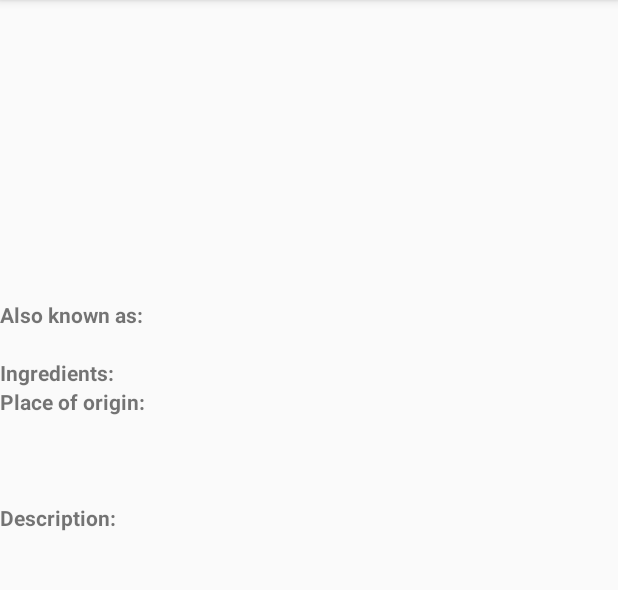
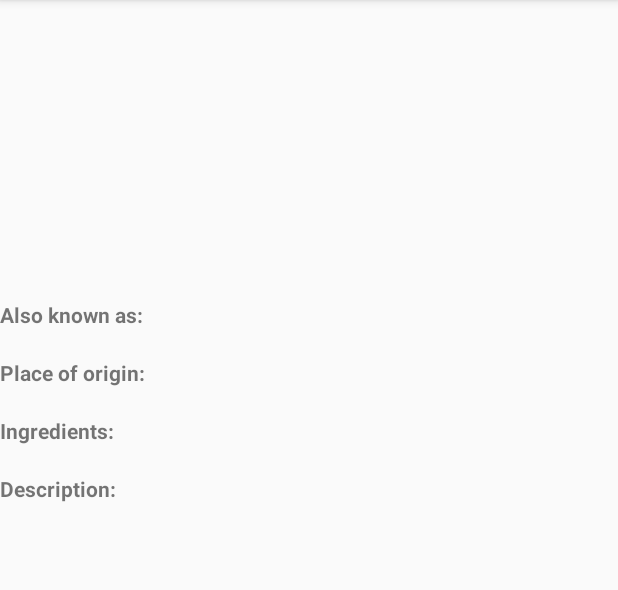
Before and after one commit to zknabdi/sandwich-club-code-master, an Android app: the DetailActivity screen opened directly, with no data from a screen before it, on a phone screen of 412 x 824 dp, the part 84-674 px from its top. Run offline under Robolectric (Android 15) with nearby library versions, the phone set to English and light mode, and no system bars; our stand-ins replace Picasso; 1 statement that could not run was skipped.

```diff
--- a/app/src/main/java/com/udacity/sandwichclub/DetailActivity.java
+++ b/app/src/main/java/com/udacity/sandwichclub/DetailActivity.java
@@ -12,37 +12,38 @@ import com.squareup.picasso.Picasso;
 import com.udacity.sandwichclub.model.Sandwich;
 import com.udacity.sandwichclub.utils.JsonUtils;
 
+import java.util.List;
+
 public class DetailActivity extends AppCompatActivity {
 
     public static final String EXTRA_POSITION = "extra_position";
     private static final int DEFAULT_POSITION = -1;
-    private Sandwich sandwich;
-    // private ImageView imgViewLabel;
-//    private TextView originTv;
-//    private TextView descriptionTv;
-//    private TextView ingredientsTv;
-//    private TextView alsoKnownTv;
-//    private ImageView imageTv;
-//    private TextView detailAlsoKnownAsLabel;
-//    private TextView detailIngredientsLabel;
-//    private TextView detailPlaceOfOriginLabel;
-//    private TextView detailDescriptionLabel;
+
+    private TextView originTv;
+    private TextView descriptionTv;
+    private TextView ingredientsTv;
+    private TextView alsoKnownTv;
+    private ImageView imageTv;
+    private TextView detailAlsoKnownAsLabel;
+    private TextView detailIngredientsLabel;
+    private TextView detailPlaceOfOriginLabel;
+    private TextView detailDescriptionLabel;
 
     @Override
     protected void onCreate(Bundle savedInstanceState) {
         super.onCreate(savedInstanceState);
         setContentView(R.layout.activity_detail);
 
-        ImageView ingredientsIv = findViewById(R.id.image_iv);
-//        originTv = (TextView) findViewById(R.id.origin_tv);
-//        descriptionTv = (TextView) findViewById(R.id.description_tv);
-//        ingredientsTv = (TextView) findViewById(R.id.ingredients_tv);
-//        alsoKnownTv= (TextView) findViewById(R.id.also_known_tv);
-//        imageTv = (ImageView) findViewById(R.id.image_iv);
-//        detailAlsoKnownAsLabel = (TextView) findViewById(R.id.origin_tv);
-//        detailIngredientsLabel = (TextView) findViewById(R.id.origin_tv);
-//        detailPlaceOfOriginLabel = (TextView) findViewById(R.id.origin_tv);
-//        detailDescriptionLabel = (TextView) findViewById(R.id.de)
+        imageTv = findViewById(R.id.image_iv);
+        originTv = (TextView) findViewById(R.id.origin_tv);
+        descriptionTv = (TextView) findViewById(R.id.description_tv);
+        ingredientsTv = (TextView) findViewById(R.id.ingredients_tv);
+        alsoKnownTv = (TextView) findViewById(R.id.also_known_tv);
+
+        detailAlsoKnownAsLabel = (TextView) findViewById(R.id.also_known_as_label);
+        detailIngredientsLabel = (TextView) findViewById(R.id.ingredients_label);
+        detailPlaceOfOriginLabel = (TextView) findViewById(R.id.origin_label);
+        detailDescriptionLabel = (TextView) findViewById(R.id.description_label);
 
 
         Intent intent = getIntent();
@@ -66,12 +67,8 @@ public class DetailActivity extends AppCompatActivity {
             return;
         }
 
-        populateUI();
-        Picasso.with(this)
-                .load(sandwich.getImage())
-                .into(ingredientsIv);
+        populateUI(sandwich);
 
-        setTitle(sandwich.getMainName());
     }
 
     private void closeOnError() {
@@ -79,18 +76,58 @@ public class DetailActivity extends AppCompatActivity {
         Toast.makeText(this, R.string.detail_error_message, Toast.LENGTH_SHORT).show();
     }
 
-    private void populateUI() {
+    private void populateUI(Sandwich sWich) {
+        // Picasso.with(this).load(sWich.getImage()).into(imageTv);
+        Picasso.with(this)
+                .load(sWich.getImage())
+                .into(imageTv);
 
-       // populateUItv(sandwich.getDescription(), R.id.detail_description_label, R.id.description_tv);
+        setTitle(sWich.getMainName());
+        populateUIStringView(sWich);
+
     }
 
-//    private void populateUItv(String detailsPassed, int labelID, int tvID){
-//        TextView textViewTV = (TextView) findViewById(tvID);
-//        if(detailsPassed.isEmpty()){
-//            findViewById(labelID).setVisibility(View.GONE);
-//            textViewTV.setVisibility(View.GONE);
-//        }else{
-//            textViewTV.setText(detailsPassed);
-//        }
-//    }
+    private void populateUIStringView(Sandwich sandwich) {
+        if (sandwich.getPlaceOfOrigin().isEmpty()) {
+            detailPlaceOfOriginLabel.setVisibility(View.GONE);
+            originTv.setVisibility(View.GONE);
+
+        } else {
+            originTv.setText(sandwich.getPlaceOfOrigin());
+        }
+
+        if (sandwich.getDescription().isEmpty()) {
+            detailDescriptionLabel.setVisibility(View.GONE);
+            descriptionTv.setVisibility(View.GONE);
+
+        } else {
+            descriptionTv.setText(sandwich.getDescription());
+        }
+
+        if (sandwich.getAlsoKnownAs().isEmpty()) {
+            detailAlsoKnownAsLabel.setVisibility(View.GONE);
+            alsoKnownTv.setVisibility(View.GONE);
+
+        } else {
+            List<String> alsoListArray = sandwich.getAlsoKnownAs();
+            for (int i = 0; i < alsoListArray.size(); i++) {
+                alsoKnownTv.append(alsoListArray.get(i));
+            }
+        }
+
+        if (sandwich.getIngredients().isEmpty()) {
+            detailIngredientsLabel.setVisibility(View.GONE);
+            ingredientsTv.setVisibility(View.GONE);
+
+        } else {
+            List<String> alsoListArray = sandwich.getIngredients();
+            for (int i = 0; i < alsoListArray.size(); i++) {
+                ingredientsTv.append(alsoListArray.get(i));
+            }
+        }
+
+
+    }
+
+
 }
--- a/app/src/main/res/layout/activity_detail.xml
+++ b/app/src/main/res/layout/activity_detail.xml
@@ -28,9 +28,23 @@
             android:textStyle="bold" />
 
         <TextView
+            android:id="@+id/also_known_tv"
+            android:layout_width="wrap_content"
+            android:layout_height="wrap_content" />
+
+
+
+        <TextView
+            android:id="@+id/origin_label"
+            android:layout_width="wrap_content"
+            android:layout_height="wrap_content"
+            android:text="@string/detail_place_of_origin_label"
+            android:textStyle="bold" />
+        <TextView
             android:id="@+id/origin_tv"
             android:layout_width="wrap_content"
             android:layout_height="wrap_content" />
+
 
         <TextView
             android:id="@+id/ingredients_label"
@@ -38,12 +52,18 @@
             android:layout_height="wrap_content"
             android:text="@string/detail_ingredients_label"
             android:textStyle="bold" />
+        <TextView
+            android:id="@+id/ingredients_tv"
+            android:layout_width="wrap_content"
+            android:layout_height="wrap_content" />
+
+
 
         <TextView
-            android:id="@+id/origin_label"
+            android:id="@+id/description_label"
             android:layout_width="wrap_content"
             android:layout_height="wrap_content"
-            android:text="@string/detail_place_of_origin_label"
+            android:text="@string/detail_description_label"
             android:textStyle="bold" />
 
         <TextView
@@ -52,23 +72,6 @@
             android:layout_width="wrap_content"
             android:layout_height="wrap_content" />
 
-        <TextView
-            android:id="@+id/ingredients_tv"
-            android:layout_width="wrap_content"
-            android:layout_height="wrap_content" />
-
-        <TextView
-            android:id="@+id/also_known_tv"
-            android:layout_width="wrap_content"
-            android:layout_height="wrap_content" />
-
-        <TextView
-            android:id="@+id/description_label"
-            android:layout_width="wrap_content"
-            android:layout_height="wrap_content"
-            android:text="@string/detail_description_label"
-            android:textStyle="bold" />
-
     </LinearLayout>
 
 
```
